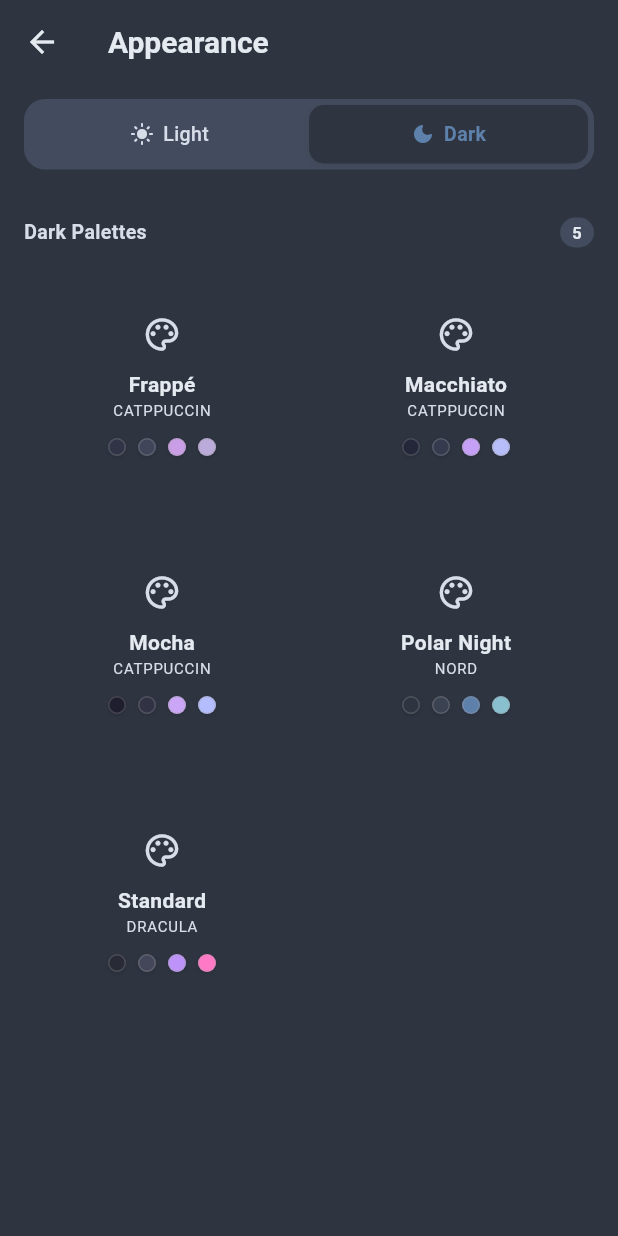
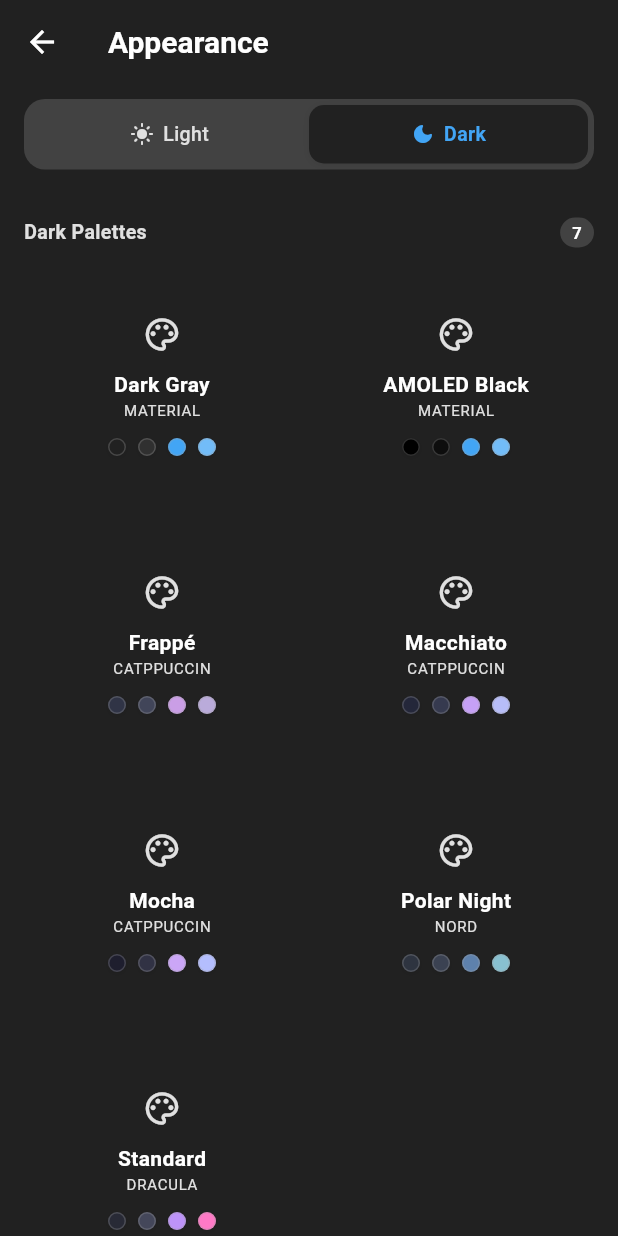
Before and after one commit to Z-xus/skadoosh-android, a Flutter app: the ThemeSwitcherPage screen opened directly, after a tap on "Dark", on a phone screen of 412 x 824 dp. Run offline on Flutter 3.47's test engine with Material 3 defaults, Android fonts, the phone set to English and light mode, and no system bars; our stand-ins replace cached_network_image, confetti, device_info_plus, dynamic_color, fluentui_system_icons, flutter_heatmap_calendar and 7 more; missing offline and left inert: diff_match_patch, pointycastle; accounts and stored records are empty; generated files the repository leaves out were written again.

Commit message:
feat(theme/material): add material dark theme and fix some pages

```diff
--- a/lib/pages/user_onboarding_page.dart
+++ b/lib/pages/user_onboarding_page.dart
@@ -314,7 +314,7 @@
               Card(
                 // elevation: 0,
                 borderOnForeground: true,
-                color: Theme.of(context).colorScheme.onSecondary,
+                color: Theme.of(context).colorScheme.surfaceContainerHigh,
                 child: Padding(
                   padding: const EdgeInsets.all(16),
                   child: Column(
@@ -323,7 +323,7 @@
                       Text(
                         'Your Share ID',
                         style: TextStyle(
-                          color: Theme.of(context).colorScheme.primary,
+                          color: Theme.of(context).colorScheme.onSurface,
                           fontWeight: FontWeight.bold,
                         ),
                       ),
@@ -352,7 +352,7 @@
                       Text(
                         'Share this ID with others to sync notes securely.',
                         style: TextStyle(
-                          color: Theme.of(context).colorScheme.primary,
+                          color: Theme.of(context).colorScheme.onSurfaceVariant,
                           fontWeight: FontWeight.bold,
                           fontSize: 12,
                         ),
--- a/lib/theme/base/theme_family.dart
+++ b/lib/theme/base/theme_family.dart
@@ -2,6 +2,7 @@
 
 /// Enumeration of available theme families
 enum ThemeFamily {
+  material('Material', 'material'),
   catppuccin('Catppuccin', 'catppuccin'),
   nord('Nord', 'nord'),
   dracula('Dracula', 'dracula');
--- /dev/null
+++ b/lib/theme/families/material/material_tokens.dart
@@ -0,0 +1,318 @@
+import 'package:flutter/material.dart';
+import '../../base/semantic_tokens.dart';
+import '../../base/theme_family.dart';
+import 'material_colors.dart';
+
+/// Material Design tokens that adapt to system accent colors
+/// Supports light, dark gray, and pure AMOLED black variants
+class MaterialTokens with SemanticTokens {
+  MaterialTokens._({
+    required this.variantId,
+    required this.variantName,
+    required this.brightness,
+    this.systemColorScheme,
+  });
+
+  final String variantId;
+  final String variantName;
+
+  @override
+  final Brightness brightness;
+
+  /// System ColorScheme from dynamic_color (if available)
+  final ColorScheme? systemColorScheme;
+
+  @override
+  String get name => 'Material $variantName';
+
+  /// Get accent color from system or fallback
+  Color get _accentColor {
+    if (systemColorScheme != null) {
+      return systemColorScheme!.primary;
+    }
+    // Fallback to Material Blue
+    return brightness == Brightness.light
+        ? const Color(0xFF1976D2)
+        : const Color(0xFF42A5F5);
+  }
+
+  /// Get secondary accent from system or fallback
+  Color get _secondaryAccent {
+    if (systemColorScheme != null) {
+      return systemColorScheme!.secondary;
+    }
+    final hsl = HSLColor.fromColor(_accentColor);
+    return hsl.withLightness((hsl.lightness + 0.1).clamp(0.0, 1.0)).toColor();
+  }
+
+  /// Get tertiary accent from system or fallback
+  Color get _tertiaryAccent {
+    if (systemColorScheme != null) {
+      return systemColorScheme!.tertiary;
+    }
+    final hsl = HSLColor.fromColor(_accentColor);
+    return hsl.withLightness((hsl.lightness + 0.2).clamp(0.0, 1.0)).toColor();
+  }
+
+  // === Light Theme ===
+  factory MaterialTokens.light({ColorScheme? systemColorScheme}) {
+    return MaterialTokens._(
+      variantId: 'light',
+      variantName: 'Light',
+      brightness: Brightness.light,
+      systemColorScheme: systemColorScheme,
+    );
+  }
+
+  // === Dark Theme (Material gray) ===
+  factory MaterialTokens.dark({ColorScheme? systemColorScheme}) {
+    return MaterialTokens._(
+      variantId: 'dark',
+      variantName: 'Dark',
+      brightness: Brightness.dark,
+      systemColorScheme: systemColorScheme,
+    );
+  }
+
+  // === AMOLED Black Theme (Pure Black) ===
+  factory MaterialTokens.amoled({ColorScheme? systemColorScheme}) {
+    return MaterialTokens._(
+      variantId: 'amoled',
+      variantName: 'AMOLED Black',
+      brightness: Brightness.dark,
+      systemColorScheme: systemColorScheme,
+    );
+  }
+
+  // === Background Tokens ===
+  @override
+  Color get bgBase {
+    if (variantId == 'amoled') return MaterialColors.pureBlack;
+    return brightness == Brightness.light
+        ? MaterialColors.pureWhite
+        : MaterialColors.gray900;
+  }
+
+  @override
+  Color get bgSecondary {
+    if (variantId == 'amoled') {
+      // For AMOLED, use very dark gray (#0D0D0D) for slight elevation
+      return const Color(0xFF0D0D0D);
+    }
+    return brightness == Brightness.light
+        ? MaterialColors.gray50
+        : MaterialColors.gray850;
+  }
+
+  @override
+  Color get bgTertiary {
+    if (variantId == 'amoled') {
+      // For AMOLED, use darker gray (#1A1A1A) for more elevation
+      return const Color(0xFF1A1A1A);
+    }
+    return brightness == Brightness.light
+        ? MaterialColors.gray100
+        : MaterialColors.gray800;
+  }
+
+  @override
+  Color get bgOverlay {
+    if (variantId == 'amoled') {
+      return MaterialColors.pureBlack.withValues(alpha: 0.95);
+    }
+    return brightness == Brightness.light
+        ? MaterialColors.pureBlack.withValues(alpha: 0.5)
+        : MaterialColors.pureBlack.withValues(alpha: 0.7);
+  }
+
+  // === Text Tokens ===
+  @override
+  Color get textPrimary => brightness == Brightness.light
+      ? MaterialColors.gray900
+      : MaterialColors.pureWhite;
+
+  @override
+  Color get textSecondary {
+    if (variantId == 'amoled') {
+      // For AMOLED, use lighter gray for better contrast on black
+      return MaterialColors.gray400;
+    }
+    return brightness == Brightness.light
+        ? MaterialColors.gray700
+        : MaterialColors.gray300;
+  }
+
+  @override
+  Color get textTertiary {
+    if (variantId == 'amoled') {
+      // For AMOLED, use medium gray
+      return MaterialColors.gray500;
+    }
+    return brightness == Brightness.light
+        ? MaterialColors.gray500
+        : MaterialColors.gray500;
+  }
+
+  @override
+  Color get textInverse => brightness == Brightness.light
+      ? MaterialColors.pureWhite
+      : MaterialColors.gray900;
+
+  // === Accent Tokens (use system accent) ===
+  @override
+  Color get accentPrimary => _accentColor;
+
+  @override
+  Color get accentSecondary => _secondaryAccent;
+
+  @override
+  Color get accentTertiary => _tertiaryAccent;
+
+  // === State Tokens ===
+  @override
+  Color get stateSuccess => brightness == Brightness.light
+      ? MaterialColors.successLight
+      : MaterialColors.successDark;
+
+  @override
+  Color get stateWarning => brightness == Brightness.light
+      ? MaterialColors.warningLight
+      : MaterialColors.warningDark;
+
+  @override
+  Color get stateError => brightness == Brightness.light
+      ? MaterialColors.errorLight
+      : MaterialColors.errorDark;
+
+  @override
+  Color get stateInfo => brightness == Brightness.light
+      ? MaterialColors.infoLight
+      : MaterialColors.infoDark;
+
+  // === Interactive State Tokens ===
+  @override
+  Color get interactiveHover {
+    if (variantId == 'amoled') {
+      return const Color(0xFF1F1F1F);
+    }
+    return brightness == Brightness.light
+        ? MaterialColors.gray200
+        : MaterialColors.gray800;
+  }
+
+  @override
+  Color get interactivePressed {
+    if (variantId == 'amoled') {
+      return const Color(0xFF2A2A2A);
+    }
+    return brightness == Brightness.light
+        ? MaterialColors.gray300
+        : MaterialColors.gray700;
+  }
+
+  @override
+  Color get interactiveFocus => _accentColor.withValues(alpha: 0.2);
+
+  @override
+  Color get interactiveDisabled {
+    if (variantId == 'amoled') {
+      return MaterialColors.gray700;
+    }
+    return brightness == Brightness.light
+        ? MaterialColors.gray400
+        : MaterialColors.gray600;
+  }
+
+  // === Border Tokens ===
+  @override
+  Color get borderPrimary {
+    if (variantId == 'amoled') {
+      // For AMOLED, use very subtle border
+      return const Color(0xFF2A2A2A);
+    }
+    return brightness == Brightness.light
+        ? MaterialColors.gray300
+        : MaterialColors.gray700;
+  }
+
+  @override
+  Color get borderSecondary {
+    if (variantId == 'amoled') {
+      // For AMOLED, use even more subtle border
+      return const Color(0xFF1A1A1A);
+    }
+    return brightness == Brightness.light
+        ? MaterialColors.gray200
+        : MaterialColors.gray800;
+  }
+
+  @override
+  Color get borderFocus => _accentColor;
+
+  @override
+  Color get borderError => stateError;
+
+  // === Surface Tokens ===
+  @override
+  Color get surfaceInput {
+    if (variantId == 'amoled') {
+      // For AMOLED, use very dark surface
+      return const Color(0xFF0D0D0D);
+    }
+    return brightness == Brightness.light
+        ? MaterialColors.gray50
+        : MaterialColors.gray850;
+  }
+
+  @override
+  Color get surfaceSelected {
+    return _accentColor.withValues(alpha: variantId == 'amoled' ? 0.15 : 0.1);
+  }
+
+  @override
+  Color get surfaceNavigation {
+    if (variantId == 'amoled') return MaterialColors.pureBlack;
+    return brightness == Brightness.light
+        ? MaterialColors.pureWhite
+        : MaterialColors.gray900;
+  }
+
+  // === Static Variant Definitions ===
+  static final List<ThemeVariant> variants = [
+    const ThemeVariant(
+      id: 'light',
+      displayName: 'Light',
+      brightness: Brightness.light,
+      description: 'Clean light theme with system accent',
+    ),
+    const ThemeVariant(
+      id: 'dark',
+      displayName: 'Dark Gray',
+      brightness: Brightness.dark,
+      description: 'Material dark theme with gray backgrounds',
+    ),
+    const ThemeVariant(
+      id: 'amoled',
+      displayName: 'AMOLED Black',
+      brightness: Brightness.dark,
+      description: 'Pure black theme for AMOLED displays',
+    ),
+  ];
+
+  /// Factory method to create tokens from variant ID
+  static MaterialTokens fromVariant(
+    String variantId, {
+    ColorScheme? systemColorScheme,
+  }) {
+    switch (variantId) {
+      case 'light':
+        return MaterialTokens.light(systemColorScheme: systemColorScheme);
+      case 'dark':
+        return MaterialTokens.dark(systemColorScheme: systemColorScheme);
+      case 'amoled':
+        return MaterialTokens.amoled(systemColorScheme: systemColorScheme);
+      default:
+        return MaterialTokens.light(systemColorScheme: systemColorScheme);
+    }
+  }
+}
--- a/lib/theme/theme_provider.dart
+++ b/lib/theme/theme_provider.dart
@@ -1,6 +1,7 @@
 import 'package:flutter/material.dart';
 import 'package:flutter/services.dart';
 import 'package:shared_preferences/shared_preferences.dart';
+import 'package:dynamic_color/dynamic_color.dart';
 import 'dart:async';
 import 'base/theme_family.dart';
 import 'base/semantic_tokens.dart';
@@ -147,9 +148,31 @@
 
   // === Initialization and Persistence ===
 
-  /// Initialize theme from saved preferences
+  /// Initialize theme from saved preferences and load system colors
   Future<void> initialize() async {
     if (_initialized) return;
+
+    // Load system colors from dynamic_color
+    try {
+      final corePalette = await DynamicColorPlugin.getCorePalette();
+      if (corePalette != null) {
+        final lightScheme = corePalette.toColorScheme(
+          brightness: Brightness.light,
+        );
+        final darkScheme = corePalette.toColorScheme(
+          brightness: Brightness.dark,
+        );
+        _registry.updateSystemColors(
+          lightColorScheme: lightScheme,
+          darkColorScheme: darkScheme,
+        );
+        debugPrint('✅ System colors loaded: ${lightScheme.primary}');
+      } else {
+        debugPrint('⚠️ System colors not available, using fallback');
+      }
+    } catch (e) {
+      debugPrint('⚠️ Failed to load system colors: $e');
+    }
 
     final prefs = await SharedPreferences.getInstance();
 
@@ -263,6 +286,8 @@
       colorScheme: colorScheme,
       brightness: tokens.brightness,
       scaffoldBackgroundColor: tokens.bgBase,
+      canvasColor: tokens.bgBase,
+      dialogBackgroundColor: tokens.bgSecondary,
 
       // Use existing theme building logic with semantic tokens
       textTheme: _buildTextTheme(tokens),
@@ -275,6 +300,18 @@
       inputDecorationTheme: _buildInputTheme(tokens),
       listTileTheme: _buildListTileTheme(tokens),
       dividerTheme: _buildDividerTheme(tokens),
+      drawerTheme: DrawerThemeData(
+        backgroundColor: tokens.bgBase,
+        surfaceTintColor: Colors.transparent,
+      ),
+      dialogTheme: DialogThemeData(
+        backgroundColor: tokens.bgSecondary,
+        surfaceTintColor: Colors.transparent,
+      ),
+      bottomSheetTheme: BottomSheetThemeData(
+        backgroundColor: tokens.bgSecondary,
+        surfaceTintColor: Colors.transparent,
+      ),
 
       pageTransitionsTheme: const PageTransitionsTheme(
         builders: {
--- a/lib/theme/theme_registry.dart
+++ b/lib/theme/theme_registry.dart
@@ -1,6 +1,8 @@
 import 'package:flutter/material.dart';
+import 'package:dynamic_color/dynamic_color.dart';
 import 'base/semantic_tokens.dart';
 import 'base/theme_family.dart';
+import 'families/material/material_tokens.dart';
 import 'families/catppuccin/catppuccin_tokens.dart';
 import 'families/dracula/dracula_tokens.dart';
 import 'families/nord/nord_tokens.dart';
@@ -12,9 +14,31 @@
   factory ThemeRegistry() => _instance;
   ThemeRegistry._internal();
 
+  /// System color scheme (from dynamic_color)
+  ColorScheme? _systemLightColorScheme;
+  ColorScheme? _systemDarkColorScheme;
+
+  /// Update system color schemes
+  void updateSystemColors({
+    ColorScheme? lightColorScheme,
+    ColorScheme? darkColorScheme,
+  }) {
+    _systemLightColorScheme = lightColorScheme;
+    _systemDarkColorScheme = darkColorScheme;
+  }
+
   /// Get a semantic tokens instance for the given theme configuration
   SemanticTokens getTokens(ThemeConfig config) {
     switch (config.family) {
+      case ThemeFamily.material:
+        // Use system colors for Material themes
+        final systemScheme = config.brightness == Brightness.light
+            ? _systemLightColorScheme
+            : _systemDarkColorScheme;
+        return MaterialTokens.fromVariant(
+          config.variant.id,
+          systemColorScheme: systemScheme,
+        );
       case ThemeFamily.catppuccin:
         return CatppuccinTokens.fromVariant(config.variant.id);
       case ThemeFamily.dracula:
@@ -27,6 +51,8 @@
   /// Get all variants for a specific theme family
   List<ThemeVariant> getVariantsForFamily(ThemeFamily family) {
     switch (family) {
+      case ThemeFamily.material:
+        return MaterialTokens.variants;
       case ThemeFamily.catppuccin:
         return CatppuccinTokens.variants;
       case ThemeFamily.dracula:
@@ -85,22 +111,19 @@
     }
   }
 
-  /// Get default configuration for light mode (Nord Snow Storm)
+  /// Get default configuration for light mode (Material Light)
   ThemeConfig getDefaultForBrightness(Brightness brightness) {
     switch (brightness) {
       case Brightness.light:
-        // Default to Nord Snow Storm for light mode
-        return QuickAccess.nordSnowStorm;
+        // Default to Material Light
+        return QuickAccess.materialLight;
       case Brightness.dark:
-        // Default to Catppuccin Mocha for dark mode
-        return ThemeConfig(
-          family: ThemeFamily.catppuccin,
-          variant: CatppuccinTokens.variants.firstWhere((v) => v.id == 'mocha'),
-        );
+        // Default to Material AMOLED Black
+        return QuickAccess.materialAmoled;
     }
   }
 
-  /// Get the default theme configuration (Nord Snow Storm - light theme)
+  /// Get the default theme configuration (Material Light)
   ThemeConfig get defaultConfiguration =>
       getDefaultForBrightness(Brightness.light);
 
@@ -146,6 +169,21 @@
 
 /// Quick access to popular theme configurations
 class QuickAccess {
+  static ThemeConfig get materialLight => ThemeConfig(
+    family: ThemeFamily.material,
+    variant: MaterialTokens.variants.firstWhere((v) => v.id == 'light'),
+  );
+
+  static ThemeConfig get materialDark => ThemeConfig(
+    family: ThemeFamily.material,
+    variant: MaterialTokens.variants.firstWhere((v) => v.id == 'dark'),
+  );
+
+  static ThemeConfig get materialAmoled => ThemeConfig(
+    family: ThemeFamily.material,
+    variant: MaterialTokens.variants.firstWhere((v) => v.id == 'amoled'),
+  );
+
   static ThemeConfig get catppuccinMocha => ThemeConfig(
     family: ThemeFamily.catppuccin,
     variant: CatppuccinTokens.variants.firstWhere((v) => v.id == 'mocha'),
--- a/pubspec.yaml
+++ b/pubspec.yaml
@@ -64,6 +64,8 @@
   permission_handler: ^11.3.1
   image: ^4.3.0
   cached_network_image: ^3.4.1
+  # System theme support
+  dynamic_color: ^1.7.0
 
 
 
```
Also changed, not shown: lib/pages/device_management_page.dart (+19 -34 lines), lib/pages/sync_settings_page.dart (+39 -65 lines), lib/theme/families/material/material_colors.dart (added, +40 -0 lines), pubspec.lock, 2 other files.
